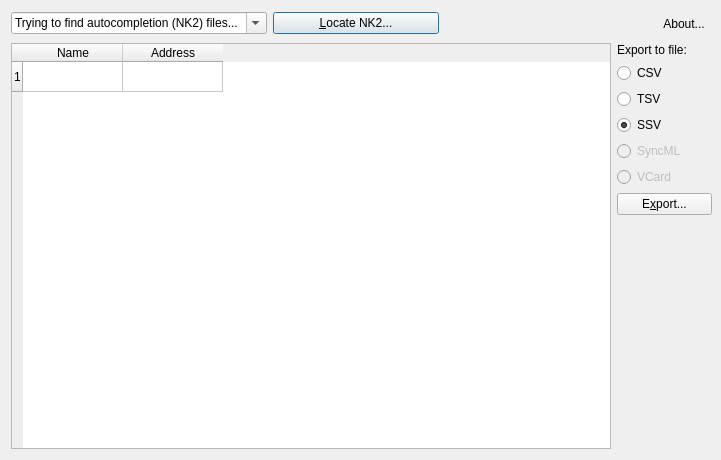
Before: the Qt Designer form debunk2.ui in Ravenco/debunk2, drawn with Qt 5.
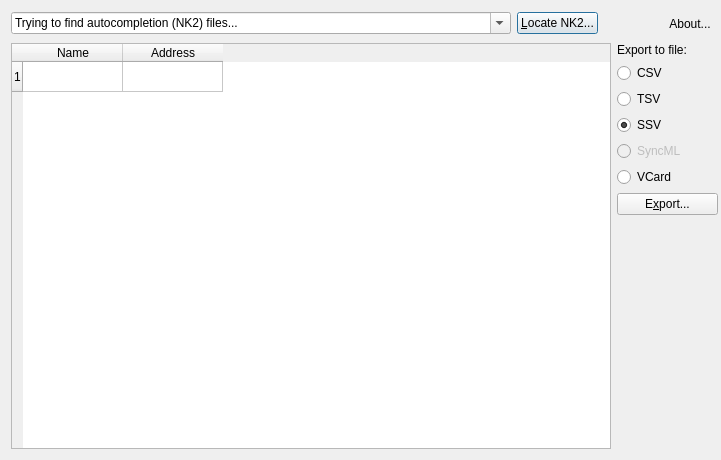
After: the same form once the commit is applied. Icons and pictures are not drawn.

Commit message: finalizing vcard export

What changed in the file:
```diff
--- a/debunk2.ui
+++ b/debunk2.ui
@@ -15,12 +15,12 @@
   <property name="sizeGripEnabled" >
    <bool>false</bool>
   </property>
-  <widget class="QWidget" name="" >
+  <widget class="QWidget" name="layoutWidget" >
    <property name="geometry" >
     <rect>
      <x>11</x>
      <y>10</y>
-     <width>701</width>
+     <width>707</width>
      <height>439</height>
     </rect>
    </property>
@@ -40,6 +40,12 @@
     </item>
     <item row="0" column="0" >
      <widget class="QComboBox" name="nk2Location" >
+      <property name="minimumSize" >
+       <size>
+        <width>500</width>
+        <height>0</height>
+       </size>
+      </property>
       <property name="acceptDrops" >
        <bool>true</bool>
       </property>
@@ -59,19 +65,6 @@
       </item>
      </widget>
     </item>
-    <item row="0" column="2" colspan="2" >
-     <spacer>
-      <property name="orientation" >
-       <enum>Qt::Horizontal</enum>
-      </property>
-      <property name="sizeHint" >
-       <size>
-        <width>271</width>
-        <height>27</height>
-       </size>
-      </property>
-     </spacer>
-    </item>
     <item row="0" column="4" >
      <widget class="QToolButton" name="about" >
       <property name="toolTip" >
@@ -192,9 +185,6 @@
       </item>
       <item row="5" column="0" >
        <widget class="QRadioButton" name="radioVCard" >
-        <property name="enabled" >
-         <bool>false</bool>
-        </property>
         <property name="text" >
          <string>VCard</string>
         </property>
@@ -212,6 +202,19 @@
       </item>
      </layout>
     </item>
+    <item row="0" column="3" >
+     <spacer>
+      <property name="orientation" >
+       <enum>Qt::Horizontal</enum>
+      </property>
+      <property name="sizeHint" >
+       <size>
+        <width>271</width>
+        <height>27</height>
+       </size>
+      </property>
+     </spacer>
+    </item>
    </layout>
   </widget>
  </widget>
```
Left out of the diff: 3 changed lines with no effect on the pictures. The commit also changes 2 other files.
